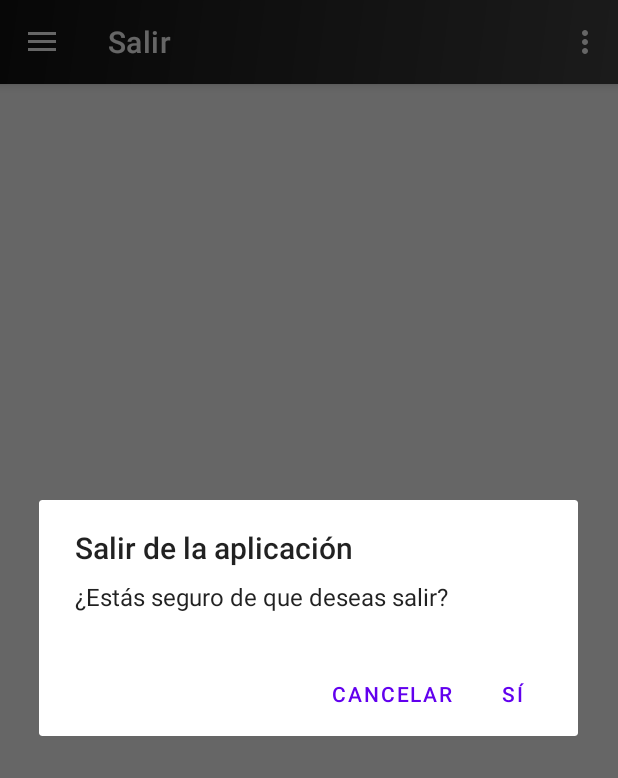
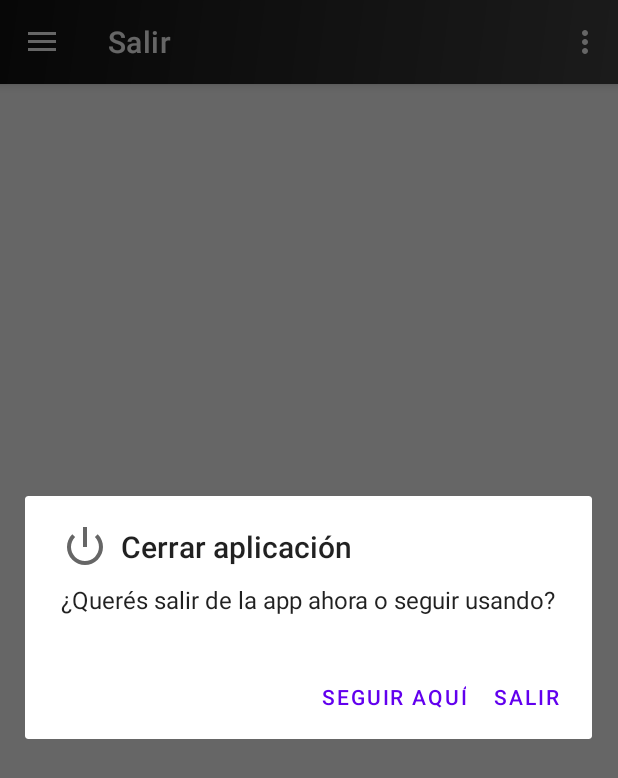
Before and after one commit to iarafuentesok/ActividadClaseMenu, an Android app: the screen it shows after launch (MainActivity), in the side drawer, after a tap on "Salir", on a phone screen of 412 x 824 dp. Shown: the top 778 px of the screen. Run offline under Robolectric (Android 15) with nearby library versions, the phone set to English and light mode, and no system bars; our stand-ins replace navigation-ui.

Commit message:
comentarios ayuda memoria

```diff
--- a/app/src/main/java/com/example/actividadclasemenu/MainActivity.java
+++ b/app/src/main/java/com/example/actividadclasemenu/MainActivity.java
@@ -24,6 +24,7 @@ public class MainActivity extends AppCompatActivity {
     private AppBarConfiguration mAppBarConfiguration;
     private ActivityMainBinding binding;
 
+    // Lista en memoria que almacena todos los productos creados durante la ejecución de la app.
     public static ArrayList<Producto> listaProductos = new ArrayList<>();
 
 
@@ -33,6 +34,7 @@ public class MainActivity extends AppCompatActivity {
 
         binding = ActivityMainBinding.inflate(getLayoutInflater());
         setContentView(binding.getRoot());
+        // Configura la barra de herramientas como ActionBar para integrar la navegación con el DrawerLayout.
         setSupportActionBar(binding.appBarMain.toolbar);
         DrawerLayout drawer = binding.drawerLayout;
         NavigationView navigationView = binding.navView;
@@ -56,6 +58,7 @@ public class MainActivity extends AppCompatActivity {
 
     @Override
     public boolean onSupportNavigateUp() {
+        // Permite manejar la navegación hacia atrás integrándola con el DrawerLayout y el NavController.
         NavController navController = Navigation.findNavController(this, R.id.nav_host_fragment_content_main);
         return NavigationUI.navigateUp(navController, mAppBarConfiguration)
                 || super.onSupportNavigateUp();
--- a/app/src/main/java/com/example/actividadclasemenu/modelo/Producto.java
+++ b/app/src/main/java/com/example/actividadclasemenu/modelo/Producto.java
@@ -1,6 +1,7 @@
 package com.example.actividadclasemenu.modelo;
 
 public class Producto {
+    //ATRIBUTOS PEDIDOS POR EL PROFE
     private String codigo;
     private String descripcion;
     private double precio;
--- a/app/src/main/java/com/example/actividadclasemenu/ui/agregarProductos/AgregarProductoFragment.java
+++ b/app/src/main/java/com/example/actividadclasemenu/ui/agregarProductos/AgregarProductoFragment.java
@@ -13,42 +13,44 @@ import androidx.lifecycle.ViewModelProvider;
 import com.example.actividadclasemenu.databinding.FragmentAgregarProductosBinding;
 
 public class AgregarProductoFragment extends Fragment {
-
+    // aca se referencia al binding para acceder a las vistas del formulario.
     private FragmentAgregarProductosBinding binding;
-    private AgregarProductosViewModel vm;
+    private AgregarProductosViewModel vm; //nuestro viewmodel
 
     public View onCreateView(@NonNull LayoutInflater inflater, ViewGroup container, Bundle savedInstanceState) {
-
+        // Obtenemos una instancia del AgregarProductosViewModel asociado al ciclo de vida de la aplicación.
         vm = ViewModelProvider.AndroidViewModelFactory.getInstance(getActivity().getApplication()).create(AgregarProductosViewModel.class);
+        //se usa para acceder a los elementos de la vista sin usar findViewById
         binding = FragmentAgregarProductosBinding.inflate(inflater, container, false);
         View root = binding.getRoot();
 
-
+// Configuramos el botón para intentar guardar el producto cuando el usuario hace clic.
         binding.btnSubmit.setOnClickListener(new View.OnClickListener() {
             @Override
             public void onClick(View v) {
                 String codigo = binding.inputCodigo.getText().toString();
                 String descripcion = binding.inputDescripcion.getText().toString();
                 String precio = binding.inputPrecio.getText().toString();
+                // Se delega al ViewModel la validación de los datos capturados.
                 vm.validateForm(codigo, descripcion, precio);
             }
         });
-
+        // Observa los mensajes de error de código para mostrarlos en pantalla.
         vm.getErrorCodigo().observe(getViewLifecycleOwner(), error -> {
             binding.tvErrorCodigo.setText(error);
             binding.tvErrorCodigo.setVisibility(View.VISIBLE);
         });
-
+        // Observa los mensajes de error de descripción para informar al usuario.
         vm.getErrorDescripcion().observe(getViewLifecycleOwner(), error -> {
             binding.tvErrorDescripcion.setText(error);
             binding.tvErrorDescripcion.setVisibility(View.VISIBLE);
         });
-
+        // Observa los mensajes de error de precio para guiar la corrección.
         vm.getErrorPrecio().observe(getViewLifecycleOwner(), error -> {
             binding.tvErrorPrecio.setText(error);
             binding.tvErrorPrecio.setVisibility(View.VISIBLE);
         });
-
+        // Si la validación se completa con éxito, se muestra un mensaje y se limpian los campos.
         vm.getExito().observe(getViewLifecycleOwner(), exito -> {
             Toast toast = Toast.makeText(getContext(), exito, Toast.LENGTH_LONG);
             limpiarCampos();
@@ -58,6 +60,7 @@ public class AgregarProductoFragment extends Fragment {
         return root;
     }
 
+    // Restablece el formulario a su estado inicial una vez agregado el producto.
     private void limpiarCampos(){
         binding.inputCodigo.setText("");
         binding.inputDescripcion.setText("");
--- a/app/src/main/java/com/example/actividadclasemenu/ui/agregarProductos/AgregarProductosViewModel.java
+++ b/app/src/main/java/com/example/actividadclasemenu/ui/agregarProductos/AgregarProductosViewModel.java
@@ -11,9 +11,15 @@ import com.example.actividadclasemenu.modelo.Producto;
 public class AgregarProductosViewModel extends AndroidViewModel {
 
     MutableLiveData<String> errorCodigo;
+    // LiveData que expone el mensaje de error específico para el campo código.
     MutableLiveData<String> errorDescripcion;
+    // LiveData para comunicar errores relacionados con la descripción.
+
     MutableLiveData<String> errorPrecio;
+    // LiveData que notifica los problemas detectados en el precio ingresado.
+
     MutableLiveData<String> exito;
+    // LiveData que emite un mensaje informativo cuando el producto se agrega correctamente.
 
 
     public AgregarProductosViewModel(@NonNull Application application) {
@@ -49,17 +55,17 @@ public class AgregarProductosViewModel extends AndroidViewModel {
     }
 
     public void validateForm(String codigo, String descripcion, String precioTexto){
-
+        // Se eliminan espacios en blanco al inicio y final para evitar errores de validación.
         codigo = codigo.trim();
         descripcion = descripcion.trim();
         precioTexto = precioTexto.trim();
-
+        // Bandera que controla si se detectó algún error en la validación.
         boolean hayErrores = false;
 
         if(codigo.isEmpty()){
             errorCodigo.setValue("El código no puede estar vacío");
             hayErrores = true;
-        } else {
+        } else { // Se verifica que el código ingresado no esté repetido en la lista existente.
             for (Producto producto : listaProductos){
                 if (producto.getCodigo().equalsIgnoreCase(codigo)) {
                     errorCodigo.setValue("El código ya existe");
@@ -87,6 +93,7 @@ public class AgregarProductosViewModel extends AndroidViewModel {
                     hayErrores = true;
                 }
             } catch (NumberFormatException e) {
+                // En caso de que el usuario ingrese letras u otros caracteres no numéricos.
                 errorPrecio.setValue("Formato de precio inválido");
                 hayErrores = true;
             }
@@ -94,6 +101,7 @@ public class AgregarProductosViewModel extends AndroidViewModel {
 
 
         if(!hayErrores){
+            // Se limpian los mensajes previos y se agrega el nuevo producto a la lista general.
             limpiarErrores();
             Producto producto = new Producto(codigo, descripcion, precio);
             listaProductos.add(producto);
@@ -101,6 +109,7 @@ public class AgregarProductosViewModel extends AndroidViewModel {
         }
     }
 
+    // Restablece los mensajes de error para que la interfaz quede sin advertencias visibles.
     private void limpiarErrores(){
         errorCodigo.setValue("");
         errorDescripcion.setValue("");
--- a/app/src/main/java/com/example/actividadclasemenu/ui/listaProductos/ListaProductoFragment.java
+++ b/app/src/main/java/com/example/actividadclasemenu/ui/listaProductos/ListaProductoFragment.java
@@ -20,8 +20,9 @@ import com.example.actividadclasemenu.modelo.ProductoAdapter;
 
 public class ListaProductoFragment extends Fragment {
 
-    private ListaProductosViewModel vm;
-    private FragmentListaProductosBinding binding;
+
+    private ListaProductosViewModel vm;     // ViewModel encargado de proveer la lista de productos a la vista.
+    private FragmentListaProductosBinding binding;     // Binding generado para interactuar con los elementos del layout sin llamadas repetidas a findViewById.
 
 
     @Nullable
@@ -30,17 +31,19 @@ public class ListaProductoFragment extends Fragment {
         vm = ViewModelProvider.AndroidViewModelFactory.getInstance(getActivity().getApplication()).create(ListaProductosViewModel.class);
         binding = FragmentListaProductosBinding.inflate(inflater, container, false);
         View root = binding.getRoot();
-
+        // Observamos la lista de productos para actualizar el RecyclerView cada vez que cambie.
         vm.getProductos().observe(getViewLifecycleOwner(), productos -> {
             ProductoAdapter adapter = new ProductoAdapter(productos, getContext(), getLayoutInflater());
             GridLayoutManager glm = new GridLayoutManager(getContext(), 1);
             binding.lista.setLayoutManager(glm);
             binding.lista.setAdapter(adapter);
         });
+        // Observa si no existen productos cargados y muestra un mensaje informativo.
         vm.getNoHayProductos().observe(getViewLifecycleOwner(), noHayProductos -> {
             binding.tvError.setVisibility(View.VISIBLE);
             binding.tvError.setText(noHayProductos);
         });
+        // Solicita al ViewModel que obtenga los datos actuales para mostrarlos.
         vm.cargarProductos();
         return root;
     }
--- a/app/src/main/java/com/example/actividadclasemenu/ui/listaProductos/ListaProductosViewModel.java
+++ b/app/src/main/java/com/example/actividadclasemenu/ui/listaProductos/ListaProductosViewModel.java
@@ -15,8 +15,8 @@ import java.util.Comparator;
 
 public class ListaProductosViewModel extends AndroidViewModel {
 
-    public MutableLiveData<ArrayList<Producto>> productos;
-    public MutableLiveData<String> noHayProductos;
+    public MutableLiveData<ArrayList<Producto>> productos; // LiveData que contiene la lista de productos listos para ser mostrados en pantalla.
+    public MutableLiveData<String> noHayProductos; // LiveData utilizado para informar a la vista cuando no hay elementos disponibles.
 
     public ListaProductosViewModel(@NonNull Application application) {
         super(application);
@@ -35,6 +35,9 @@ public class ListaProductosViewModel extends AndroidViewModel {
         }
         return noHayProductos;
     }
+
+    // Copia auxiliar de la lista compartida para poder manipularla sin afectar el origen directamente.
+
     ArrayList<Producto> lista = new ArrayList<>(MainActivity.listaProductos);
 
 
@@ -43,10 +46,12 @@ public class ListaProductosViewModel extends AndroidViewModel {
 
     public void cargarProductos() {
         if(lista.isEmpty()){
+            // Si no hay datos, informamos a la vista para que muestre el mensaje correspondiente.
             noHayProductos.setValue("No hay productos");
         } else {
+            // Se crea una copia para ordenar sin alterar la lista original mantenida en MainActivity.
             ArrayList<Producto> listaOrdenada = new ArrayList<>(MainActivity.listaProductos);
-
+            // Ordena los productos alfabéticamente por descripción antes de enviarlos a la vista.
             listaOrdenada.sort(new Comparator<Producto>() {
                 @Override
                 public int compare(Producto p1, Producto p2) {
--- a/app/src/main/java/com/example/actividadclasemenu/ui/salir/SalirFragment.java
+++ b/app/src/main/java/com/example/actividadclasemenu/ui/salir/SalirFragment.java
@@ -6,6 +6,7 @@ import android.view.LayoutInflater;
 import android.view.View;
 import android.view.ViewGroup;
 import android.widget.TextView;
+import android.widget.Toast;
 
 import androidx.annotation.NonNull;
 import androidx.fragment.app.Fragment;
@@ -15,15 +16,16 @@ import com.example.actividadclasemenu.databinding.FragmentSalirBinding;
 
 public class SalirFragment extends Fragment {
 
-    private FragmentSalirBinding binding;
-    private SalirViewModel vm;
+    private FragmentSalirBinding binding;    // Binding para acceder a los elementos del layout del fragmento.
+    private SalirViewModel vm;    // ViewModel reservado para manejar cualquier lógica asociada con salir de la app.
+
 
     public View onCreateView(@NonNull LayoutInflater inflater, ViewGroup container, Bundle savedInstanceState) {SalirViewModel slideshowViewModel = new ViewModelProvider(this).get(SalirViewModel.class);
 
         binding = FragmentSalirBinding.inflate(inflater, container, false);
         vm = ViewModelProvider.AndroidViewModelFactory.getInstance(getActivity().getApplication()).create(SalirViewModel.class);
         View root = binding.getRoot();
-
+        // Muestra el diálogo pedido por el profe preguntando al usuario si realmente desea salir de la aplicación.
         mostrarDialogoSalir();
 
 
@@ -31,21 +33,31 @@ public class SalirFragment extends Fragment {
     }
 
     private void mostrarDialogoSalir() {
-        new AlertDialog.Builder(getContext())
-                .setTitle("Salir de la aplicación")
-                .setMessage("¿Estás seguro de que deseas salir?")
-                .setPositiveButton("Sí", (dialog, which) -> {
+        // Construye un diálogo de confirmación con opciones para cerrar o continuar usando la app.
+        AlertDialog dialog = new AlertDialog.Builder(requireContext())
+                .setIcon(android.R.drawable.ic_lock_power_off) // Ícono diferente
+                .setTitle("Cerrar aplicación")
+                .setMessage("¿Querés salir de la app ahora o seguir usando?")
+                .setPositiveButton("Salir", (dialogInterface, which) -> {
+                    Toast.makeText(requireContext(), "Cerrando aplicación...", Toast.LENGTH_SHORT).show();
                     requireActivity().finishAffinity();
                 })
-                .setNegativeButton("Cancelar", (dialog, which) -> {
+                .setNegativeButton("Seguir aquí", (dialogInterface, which) -> {
                     requireActivity().onBackPressed();
+                    Toast.makeText(requireContext(), "Bien! Continuá usando la app", Toast.LENGTH_SHORT).show();
                 })
-                .show();
+
+                .create();
+
+        // Que no se pueda cerrar tocando fuera del diálogo
+        dialog.setCanceledOnTouchOutside(false);
+        dialog.show();
     }
 
     @Override
     public void onDestroyView() {
         super.onDestroyView();
+        // Liberamos el binding para evitar fugas de memoria cuando la vista se destruye.
         binding = null;
     }
 }
--- a/app/src/main/java/com/example/actividadclasemenu/ui/salir/SalirViewModel.java
+++ b/app/src/main/java/com/example/actividadclasemenu/ui/salir/SalirViewModel.java
@@ -9,6 +9,7 @@ import androidx.lifecycle.MutableLiveData;
 import androidx.lifecycle.ViewModel;
 
 public class SalirViewModel extends AndroidViewModel {
+    // ViewModel vacío por ahora, reservado para futuras acciones al confirmar la salida.
 
 
 
```
Also changed, not shown: app/src/main/java/com/example/actividadclasemenu/modelo/ProductoAdapter.java (+8 -1 lines).
